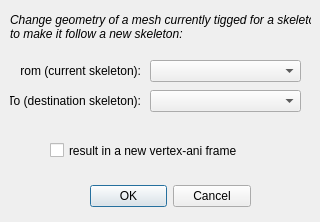
The window that askSkelDialog.ui (Swyter/openbrf-redux) describes before a commit, drawn with Qt 5.
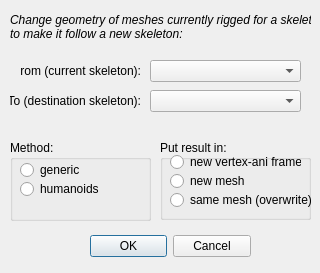
The same window after the commit.

Diff of the .ui file:
```diff
--- a/askSkelDialog.ui
+++ b/askSkelDialog.ui
@@ -7,7 +7,7 @@
     <x>0</x>
     <y>0</y>
     <width>320</width>
-    <height>222</height>
+    <height>273</height>
    </rect>
   </property>
   <property name="windowTitle">
@@ -17,7 +17,7 @@
    <property name="geometry">
     <rect>
      <x>90</x>
-     <y>180</y>
+     <y>230</y>
      <width>161</width>
      <height>32</height>
     </rect>
@@ -99,7 +99,7 @@
     </font>
    </property>
    <property name="text">
-    <string>Change geometry of a mesh currently tigged for a skeleton</string>
+    <string>Change geometry of meshes currently rigged for a skeleton</string>
    </property>
   </widget>
   <widget class="QLabel" name="label_4">
@@ -120,18 +120,96 @@
     <string>to make it follow a new skeleton:</string>
    </property>
   </widget>
-  <widget class="QCheckBox" name="checkBox">
+  <widget class="QGroupBox" name="groupBox">
    <property name="geometry">
     <rect>
-     <x>50</x>
+     <x>160</x>
      <y>140</y>
-     <width>221</width>
-     <height>21</height>
+     <width>151</width>
+     <height>80</height>
     </rect>
    </property>
-   <property name="text">
-    <string>result in a new vertex-ani frame</string>
+   <property name="title">
+    <string>Put result in:</string>
    </property>
+   <widget class="QRadioButton" name="radioButtonB2">
+    <property name="geometry">
+     <rect>
+      <x>10</x>
+      <y>50</y>
+      <width>141</width>
+      <height>20</height>
+     </rect>
+    </property>
+    <property name="text">
+     <string>same mesh (overwrite)</string>
+    </property>
+   </widget>
+   <widget class="QRadioButton" name="radioButtonB1">
+    <property name="geometry">
+     <rect>
+      <x>10</x>
+      <y>32</y>
+      <width>84</width>
+      <height>18</height>
+     </rect>
+    </property>
+    <property name="text">
+     <string>new mesh</string>
+    </property>
+   </widget>
+   <widget class="QRadioButton" name="radioButtonB0">
+    <property name="geometry">
+     <rect>
+      <x>10</x>
+      <y>12</y>
+      <width>131</width>
+      <height>20</height>
+     </rect>
+    </property>
+    <property name="text">
+     <string>new vertex-ani frame</string>
+    </property>
+   </widget>
+  </widget>
+  <widget class="QGroupBox" name="groupBox_2">
+   <property name="geometry">
+    <rect>
+     <x>10</x>
+     <y>140</y>
+     <width>141</width>
+     <height>81</height>
+    </rect>
+   </property>
+   <property name="title">
+    <string>Method:</string>
+   </property>
+   <widget class="QRadioButton" name="radioButtonA0">
+    <property name="geometry">
+     <rect>
+      <x>10</x>
+      <y>20</y>
+      <width>131</width>
+      <height>20</height>
+     </rect>
+    </property>
+    <property name="text">
+     <string>generic</string>
+    </property>
+   </widget>
+   <widget class="QRadioButton" name="radioButtonA1">
+    <property name="geometry">
+     <rect>
+      <x>10</x>
+      <y>40</y>
+      <width>84</width>
+      <height>18</height>
+     </rect>
+    </property>
+    <property name="text">
+     <string>humanoids</string>
+    </property>
+   </widget>
   </widget>
  </widget>
  <resources/>
```
